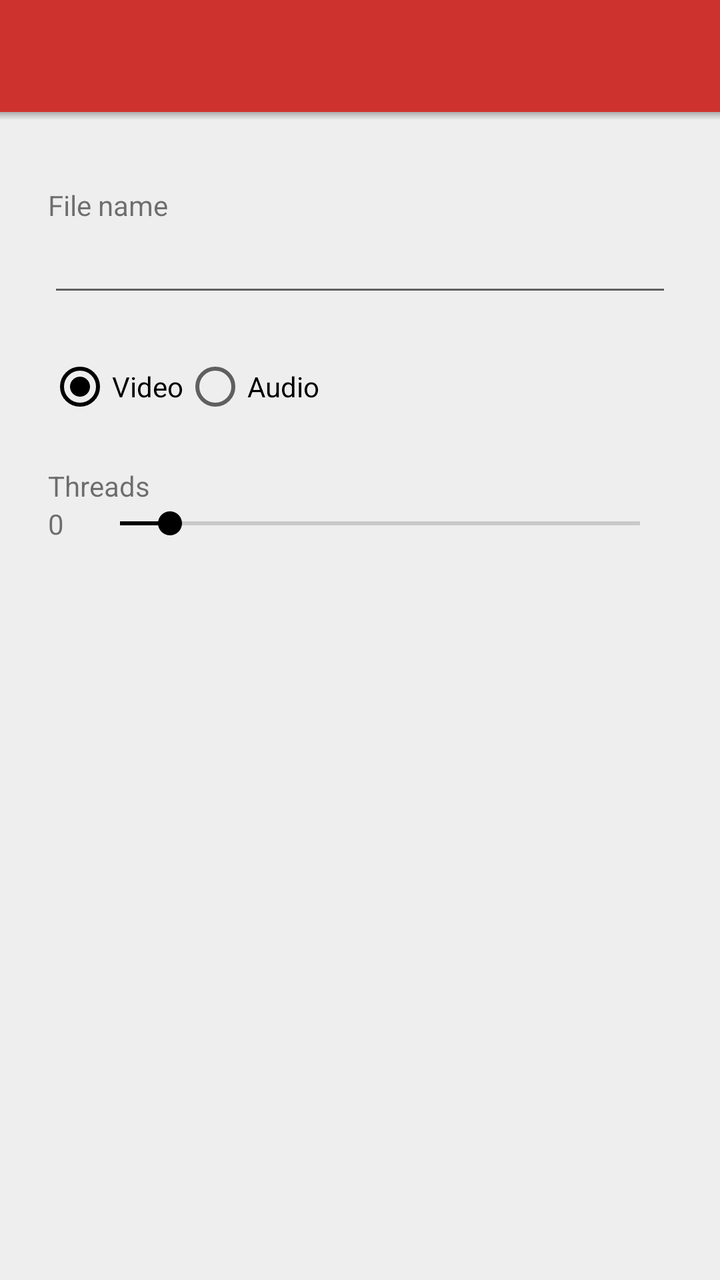
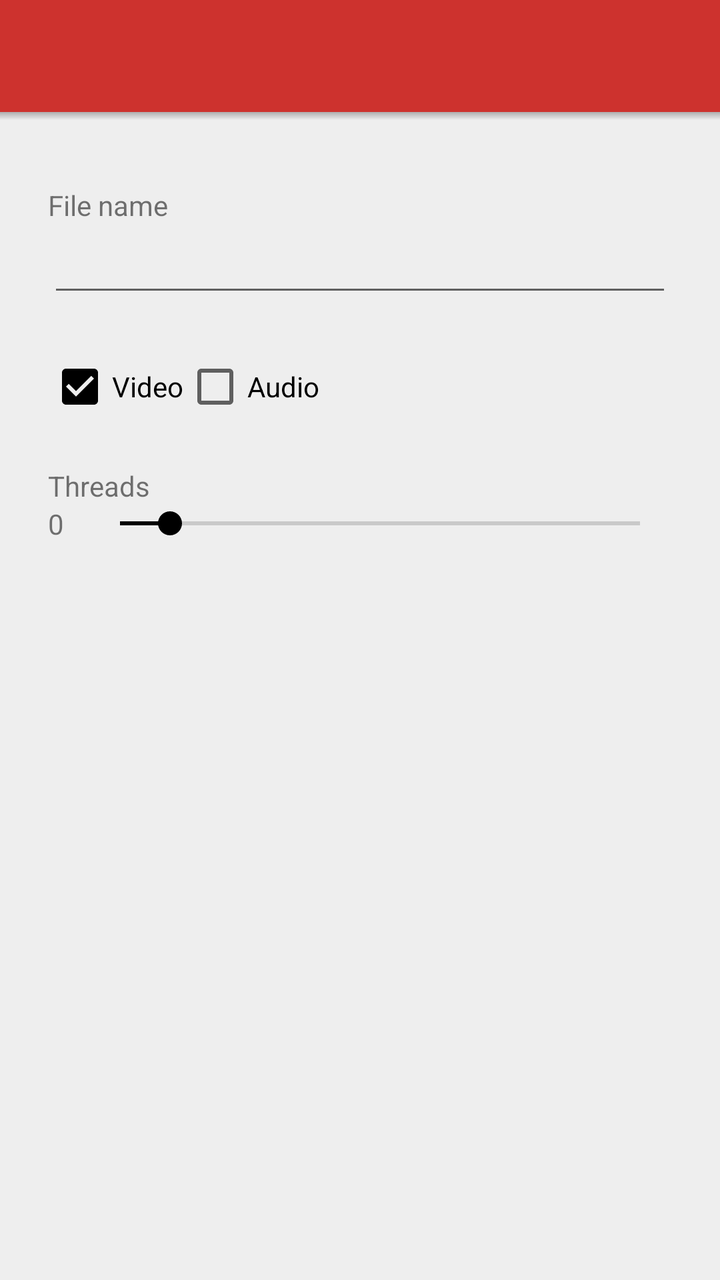

An Android layout rendered at two revisions. The XML below is the earlier revision; the diff shows what the commit changed to produce the second picture.
<!-- AndroidManifest.xml: application theme AppTheme -->
<!-- res/layout/dialog_url.xml -->
<LinearLayout
	xmlns:android="http://schemas.android.com/apk/res/android"
	android:layout_width="match_parent"
	android:layout_height="wrap_content"
	android:orientation="vertical">

	<android.support.v7.widget.Toolbar
		android:id="@+id/toolbar"
		android:layout_width="match_parent"
		android:layout_height="wrap_content"
		android:theme="@style/NewPipeActionbarTheme" />

	<View
		android:layout_width="match_parent"
		android:layout_height="4dp"
		android:background="@drawable/action_shadow"/>

	<LinearLayout
		android:layout_width="match_parent"
		android:layout_height="wrap_content"
		android:layout_marginLeft="24dp"
		android:layout_marginRight="24dp"
		android:layout_marginTop="9dp"
		android:layout_marginBottom="24dp"
		android:gravity="center_vertical"
		android:orientation="vertical">

	</LinearLayout>


	<LinearLayout
		android:layout_width="match_parent"
		android:layout_height="wrap_content"
		android:layout_marginLeft="24dp"
		android:layout_marginRight="24dp"
		android:layout_marginBottom="24dp"
		android:gravity="center_vertical"
		android:orientation="vertical">
		
		<TextView
			android:layout_width="match_parent"
			android:layout_height="wrap_content"
			android:text="@string/msg_name"/>

		<EditText
			android:id="@+id/file_name"
			android:layout_width="match_parent"
			android:layout_height="wrap_content"
			android:singleLine="true"/>

	</LinearLayout>

	<LinearLayout
		android:layout_width="match_parent"
		android:layout_height="wrap_content"
		android:layout_marginLeft="24dp"
		android:layout_marginRight="24dp"
		android:layout_marginBottom="24dp"
		android:gravity="center_vertical"
		android:orientation="vertical">
		<RadioGroup
			android:layout_width="match_parent"
			android:layout_height="wrap_content"
			android:orientation="horizontal"
			android:checkedButton="@+id/video">
			<RadioButton android:id="@+id/video"
				android:layout_width="wrap_content"
				android:layout_height="wrap_content"
				android:text="@string/video"
				android:onClick="onRadioButtonClicked"/>
			<RadioButton android:id="@+id/audio"
				android:layout_width="wrap_content"
				android:layout_height="wrap_content"
				android:text="@string/audio"
				android:onClick="onRadioButtonClicked"/>
		</RadioGroup>
	</LinearLayout>
	
	<LinearLayout
		android:layout_width="match_parent"
		android:layout_height="wrap_content"
		android:layout_marginLeft="24dp"
		android:layout_marginRight="24dp"
		android:layout_marginBottom="24dp"
		android:gravity="center_vertical"
		android:orientation="vertical">
	
		<TextView
			android:layout_width="match_parent"
			android:layout_height="wrap_content"
			android:text="@string/msg_threads"/>
		
		<LinearLayout
			android:layout_width="match_parent"
			android:layout_height="wrap_content"
			android:gravity="center_vertical"
			android:orientation="horizontal">
		
			<TextView
				android:id="@+id/threads_count"
				android:layout_width="20dp"
				android:layout_height="wrap_content"
				android:text="0"/>
		
			<SeekBar
				android:id="@+id/threads"
				android:layout_width="match_parent"
				android:layout_height="wrap_content"
				android:max="31"
				android:progress="3"/>
		
		</LinearLayout>
		
	</LinearLayout>
	
</LinearLayout>
<!-- resources referenced by this layout -->
<resources>
  <!-- drawable action_shadow (drawable) -->
  <?xml version="1.0" encoding="utf-8"?>
  <shape
  	xmlns:android="http://schemas.android.com/apk/res/android"
  	android:shape="rectangle">
  
  	<gradient
  		android:startColor="#44000000"
  		android:endColor="#00000000"
  		android:angle="270"
  		android:type="linear"/>
  
  </shape>
  <string name="audio">Audio</string>
  <string name="msg_name">File name</string>
  <string name="msg_threads">Threads</string>
  <string name="video">Video</string>
  <style name="NewPipeActionbarTheme" parent="Widget.AppCompat.Light.ActionBar.Solid">
          <item name="android:displayOptions">showHome</item>
          <item name="displayOptions">showHome</item>
          <item name="android:background">@color/light_youtube_primary_color</item>
          <item name="background">@color/light_youtube_primary_color</item>
      </style>
  <style name="AppTheme" parent="Theme.AppCompat.Light">
          <item name="android:actionBarStyle">@style/NewPipeActionbarTheme</item>
          <item name="actionBarStyle">@style/NewPipeActionbarTheme</item>
          <item name="colorPrimary">@color/light_youtube_primary_color</item>
          <item name="colorPrimaryDark">@color/light_youtube_dark_color</item>
          <item name="colorAccent">@color/light_youtube_accent_color</item>
          <item name="android:windowBackground">@color/light_background_color</item>
      </style>
  <color name="light_youtube_primary_color">#CD322E</color>
  <color name="light_youtube_dark_color">#BC211D</color>
  <color name="light_youtube_accent_color">#000000</color>
  <color name="light_background_color">#EEEEEE</color>
</resources>

<!-- the commit's change to res/layout/dialog_url.xml (unified diff, before → after) -->
@@ -1,7 +1,7 @@
 <LinearLayout
 	xmlns:android="http://schemas.android.com/apk/res/android"
 	android:layout_width="match_parent"
-	android:layout_height="wrap_content"
+	android:layout_height="match_parent"
 	android:orientation="vertical">
 
 	<android.support.v7.widget.Toolbar
@@ -56,24 +56,17 @@
 		android:layout_marginLeft="24dp"
 		android:layout_marginRight="24dp"
 		android:layout_marginBottom="24dp"
-		android:gravity="center_vertical"
-		android:orientation="vertical">
-		<RadioGroup
-			android:layout_width="match_parent"
-			android:layout_height="wrap_content"
-			android:orientation="horizontal"
-			android:checkedButton="@+id/video">
-			<RadioButton android:id="@+id/video"
+		android:gravity="left"
+		android:orientation="horizontal">
+			<CheckBox android:id="@+id/video"
 				android:layout_width="wrap_content"
 				android:layout_height="wrap_content"
 				android:text="@string/video"
-				android:onClick="onRadioButtonClicked"/>
-			<RadioButton android:id="@+id/audio"
+				android:checked="true"/>
+			<CheckBox android:id="@+id/audio"
 				android:layout_width="wrap_content"
 				android:layout_height="wrap_content"
-				android:text="@string/audio"
-				android:onClick="onRadioButtonClicked"/>
-		</RadioGroup>
+				android:text="@string/audio" />
 	</LinearLayout>
 	
 	<LinearLayout
